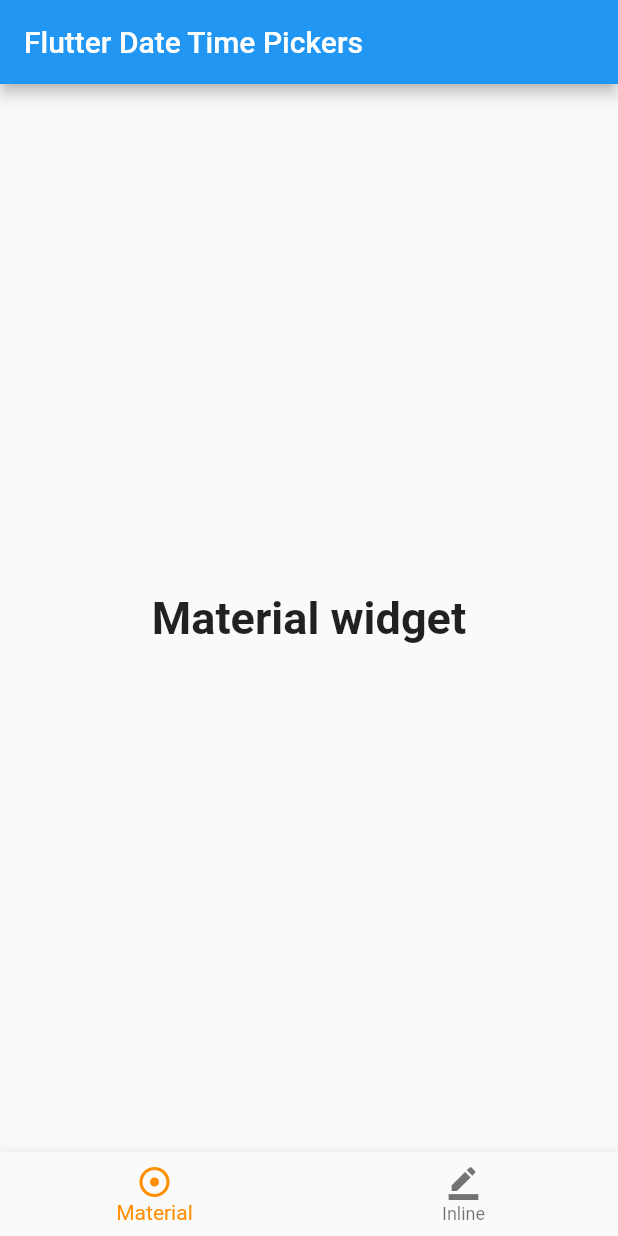
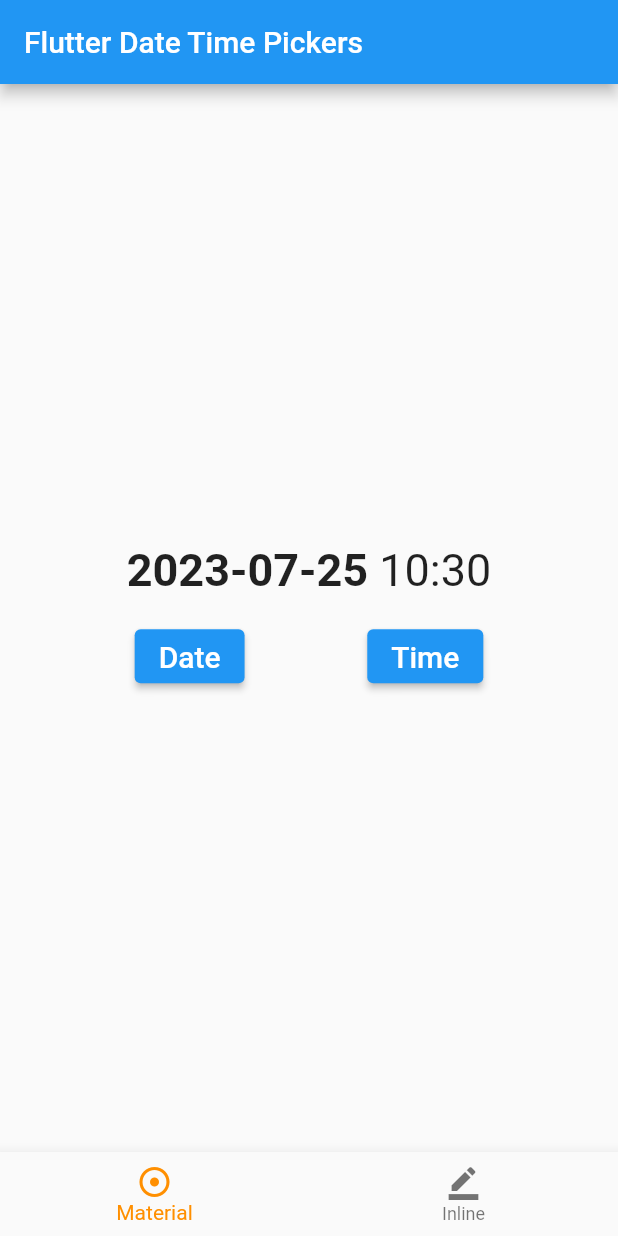
Before and after one commit to dwyl/flutter-date-time-tutorial, a Flutter app: the screen it shows after launch, on a phone screen of 412 x 824 dp. Run offline on Flutter 3.47's test engine with Material 2 defaults, Android fonts, the phone set to English and light mode, and no system bars.

```diff
--- a/lib/main.dart
+++ b/lib/main.dart
@@ -1,4 +1,6 @@
 import 'package:flutter/material.dart';
+
+import 'material.dart';
 
 void main() => runApp(const App());
 
@@ -27,10 +29,7 @@ class _HomePageState extends State<HomePage> {
 
   /// List of pages
   final List<Widget> _pages = <Widget>[
-    const Text(
-      'Material widget',
-      style: TextStyle(fontSize: 30, fontWeight: FontWeight.bold),
-    ),
+    const MaterialExamplePage(),
     const Text(
       'Inline widget',
       style: TextStyle(fontSize: 30, fontWeight: FontWeight.bold),
--- /dev/null
+++ b/lib/material.dart
@@ -0,0 +1,76 @@
+import 'package:flutter/material.dart';
+import 'package:intl/intl.dart';
+
+class MaterialExamplePage extends StatefulWidget {
+  const MaterialExamplePage({super.key});
+
+  @override
+  State<MaterialExamplePage> createState() => _MaterialExamplePageState();
+}
+
+class _MaterialExamplePageState extends State<MaterialExamplePage> {
+  DateTime dateTime = DateTime.now();
+
+  Future<DateTime?> pickDate() => showDatePicker(context: context, initialDate: dateTime, firstDate: DateTime(1900), lastDate: DateTime(2100));
+
+  Future<TimeOfDay?> pickTime() => showTimePicker(context: context, initialTime: TimeOfDay(hour: dateTime.hour, minute: dateTime.minute));
+
+  @override
+  Widget build(BuildContext context) {
+    return Container(
+      child: Padding(
+        padding: const EdgeInsets.only(right: 8.0, left: 8.0),
+        child: Column(
+          mainAxisAlignment: MainAxisAlignment.center,
+          children: [
+            Row(
+              mainAxisAlignment: MainAxisAlignment.center,
+              children: [
+                Text(
+                  DateFormat('yyyy-MM-dd').format(dateTime),
+                  style: const TextStyle(fontSize: 30, fontWeight: FontWeight.bold),
+                ),
+                Text(
+                  DateFormat(' kk:mm').format(dateTime),
+                  style: const TextStyle(fontSize: 30),
+                ),
+              ],
+            ),
+            Padding(
+              padding: const EdgeInsets.only(top: 16.0),
+              child: Row(
+                mainAxisAlignment: MainAxisAlignment.spaceEvenly,
+                children: [
+                  ElevatedButton(
+                      child: const Text("Date", style: TextStyle(fontSize: 20),),
+                      onPressed: () async {
+                        final newDate = await pickDate();
+                        if (newDate == null) return; // person pressed 'CANCEL'
+
+                        // Update datetime object that's shown with new date
+                        final newDateTime = DateTime(newDate.year, newDate.month, newDate.day, dateTime.hour, dateTime.minute);
+                        setState(
+                          () => dateTime = newDateTime,
+                        );
+                      }),
+                  ElevatedButton(
+                      child: const Text("Time", style: TextStyle(fontSize: 20),),
+                      onPressed: () async {
+                        final newTime = await pickTime();
+                        if (newTime == null) return; // person pressed 'CANCEL'
+
+                        // Update datetime object that's shown with new time
+                        final newDateTime = DateTime(dateTime.year, dateTime.month, dateTime.day, newTime.hour, newTime.minute);
+                        setState(
+                          () => dateTime = newDateTime,
+                        );
+                      })
+                ],
+              ),
+            )
+          ],
+        ),
+      ),
+    );
+  }
+}
--- a/pubspec.yaml
+++ b/pubspec.yaml
@@ -35,6 +35,7 @@ dependencies:
   # The following adds the Cupertino Icons font to your application.
   # Use with the CupertinoIcons class for iOS style icons.
   cupertino_icons: ^1.0.2
+  intl: ^0.18.1
 
 dev_dependencies:
   flutter_test:
```
Also changed, not shown: pubspec.lock, 1 other file.
